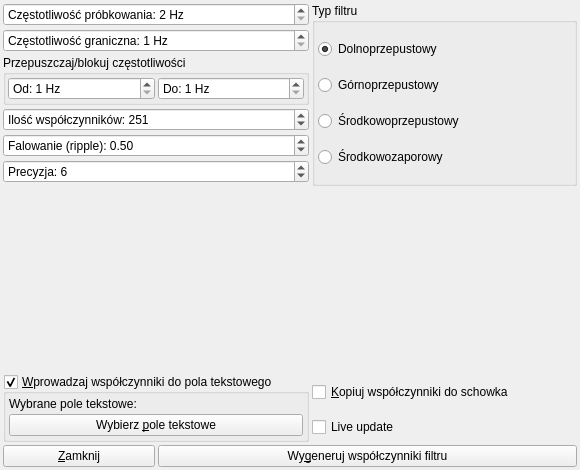
Old version of the form Additions/FIR_Designer/FIR_Designer.ui in the repository zaps166/DSPBlocks.
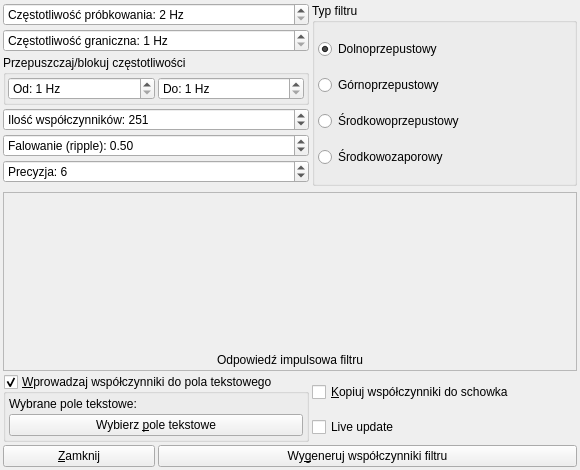
New version of the form. Custom widgets are drawn as their Qt base class.

Commit message: Filter graph in FIR Designer

Diff of the .ui file:
```diff
--- a/Additions/FIR_Designer/FIR_Designer.ui
+++ b/Additions/FIR_Designer/FIR_Designer.ui
@@ -29,6 +29,59 @@
    <property name="spacing">
     <number>3</number>
    </property>
+   <item row="8" column="0" colspan="3">
+    <widget class="QFrame" name="frame">
+     <property name="frameShape">
+      <enum>QFrame::StyledPanel</enum>
+     </property>
+     <property name="frameShadow">
+      <enum>QFrame::Sunken</enum>
+     </property>
+     <layout class="QGridLayout" name="gridLayout_2">
+      <property name="leftMargin">
+       <number>3</number>
+      </property>
+      <property name="topMargin">
+       <number>3</number>
+      </property>
+      <property name="rightMargin">
+       <number>3</number>
+      </property>
+      <property name="bottomMargin">
+       <number>3</number>
+      </property>
+      <property name="spacing">
+       <number>3</number>
+      </property>
+      <item row="1" column="0">
+       <widget class="GraphW" name="graphW" native="true">
+        <property name="sizePolicy">
+         <sizepolicy hsizetype="Preferred" vsizetype="Expanding">
+          <horstretch>0</horstretch>
+          <verstretch>0</verstretch>
+         </sizepolicy>
+        </property>
+        <property name="minimumSize">
+         <size>
+          <width>0</width>
+          <height>100</height>
+         </size>
+        </property>
+       </widget>
+      </item>
+      <item row="2" column="0">
+       <widget class="QLabel" name="label_2">
+        <property name="text">
+         <string>Odpowiedź impulsowa filtru</string>
+        </property>
+        <property name="alignment">
+         <set>Qt::AlignCenter</set>
+        </property>
+       </widget>
+      </item>
+     </layout>
+    </widget>
+   </item>
    <item row="1" column="0" colspan="2">
     <widget class="QSpinBox" name="cutoffB">
      <property name="suffix">
@@ -49,19 +102,6 @@
      </property>
     </widget>
    </item>
-   <item row="8" column="0" colspan="3">
-    <spacer name="verticalSpacer">
-     <property name="orientation">
-      <enum>Qt::Vertical</enum>
-     </property>
-     <property name="sizeHint" stdset="0">
-      <size>
-       <width>20</width>
-       <height>40</height>
-      </size>
-     </property>
-    </spacer>
-   </item>
    <item row="3" column="0" colspan="2">
     <widget class="QSpinBox" name="numCoeffB">
      <property name="prefix">
@@ -232,14 +272,7 @@
     </widget>
    </item>
    <item row="7" column="0" colspan="3">
-    <widget class="WindFunc" name="windFuncW" native="true">
-     <property name="sizePolicy">
-      <sizepolicy hsizetype="Preferred" vsizetype="Expanding">
-       <horstretch>0</horstretch>
-       <verstretch>0</verstretch>
-      </sizepolicy>
-     </property>
-    </widget>
+    <widget class="WindFunc" name="windFuncW" native="true"/>
    </item>
    <item row="10" column="2">
     <widget class="QCheckBox" name="toClipboardB">
@@ -355,6 +388,12 @@
     <signal>windFuncChanged()</signal>
    </slots>
   </customwidget>
+  <customwidget>
+   <class>GraphW</class>
+   <extends>QWidget</extends>
+   <header>GraphW.hpp</header>
+   <container>1</container>
+  </customwidget>
  </customwidgets>
  <tabstops>
   <tabstop>srateB</tabstop>
```
Left out of the diff: 48 changed lines with no effect on the pictures. The commit also changes 5 other files.
